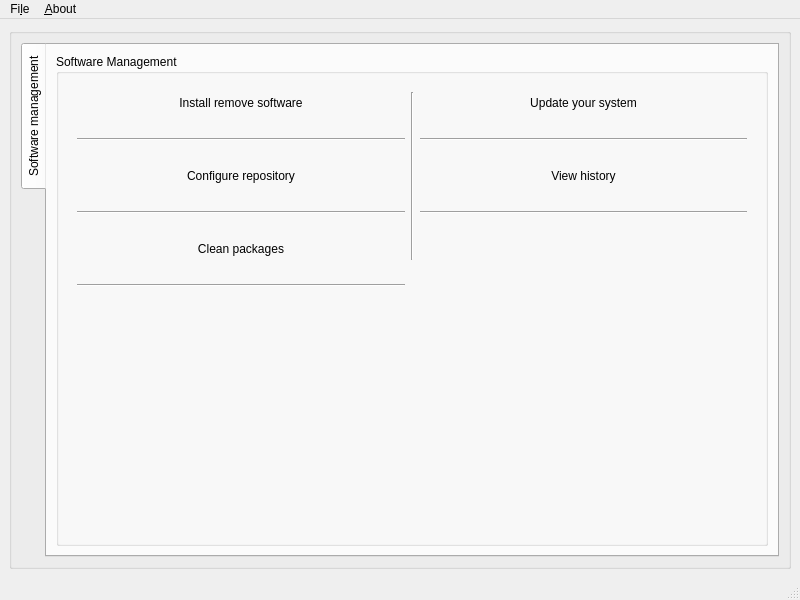
Old version of the form src/gui/mainwindow.ui in the repository kratos83/CondresControlCenter.
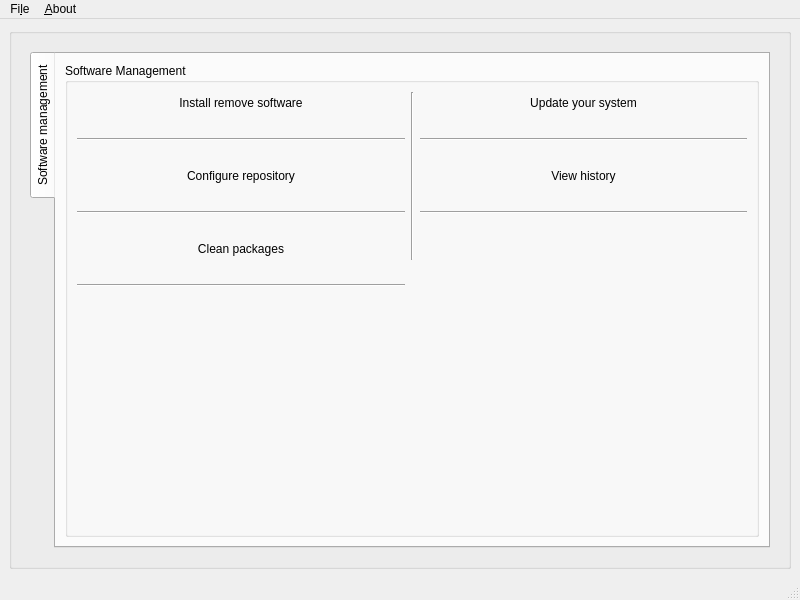
New version of the form. Icons and pictures are not drawn.

What changed in the file:
```diff
--- a/src/gui/mainwindow.ui
+++ b/src/gui/mainwindow.ui
@@ -22,6 +22,10 @@
       </property>
       <layout class="QGridLayout" name="gridLayout_2">
        <item row="0" column="0">
+        <widget class="QStackedWidget" name="stackedWidget">
+         <widget class="QWidget" name="page">
+          <layout class="QGridLayout" name="gridLayout_5">
+           <item row="0" column="0">
         <widget class="QTabWidget" name="tabWidget">
          <property name="tabPosition">
           <enum>QTabWidget::West</enum>
@@ -54,10 +58,6 @@
              </property>
              <layout class="QGridLayout" name="gridLayout_4">
               <item row="0" column="0">
-               <widget class="QStackedWidget" name="stackedWidget">
-                <widget class="QWidget" name="page">
-                 <layout class="QGridLayout" name="gridLayout_5">
-                  <item row="0" column="0" colspan="3">
                    <layout class="QGridLayout" name="gridLayout_7">
                     <property name="verticalSpacing">
                      <number>24</number>
@@ -224,7 +224,7 @@
                     </item>
                    </layout>
                   </item>
-                  <item row="1" column="1">
+                  <item row="1" column="0">
                    <spacer name="verticalSpacer">
                     <property name="orientation">
                      <enum>Qt::Vertical</enum>
@@ -232,13 +232,20 @@
                     <property name="sizeHint" stdset="0">
                      <size>
                       <width>20</width>
-                      <height>149</height>
+                      <height>68</height>
                      </size>
                     </property>
                    </spacer>
                   </item>
                  </layout>
                 </widget>
+               </item>
+              </layout>
+             </widget>
+            </widget>
+           </item>
+          </layout>
+         </widget>
                 <widget class="QWidget" name="page_2"/>
                </widget>
               </item>
@@ -247,13 +254,6 @@
            </item>
           </layout>
          </widget>
-        </widget>
-       </item>
-      </layout>
-     </widget>
-    </item>
-   </layout>
-  </widget>
   <widget class="QMenuBar" name="menubar">
    <property name="geometry">
     <rect>
```
Left out of the diff: 8 changed lines with no effect on the pictures. Lines whose indentation alone changed are shown as unchanged.
